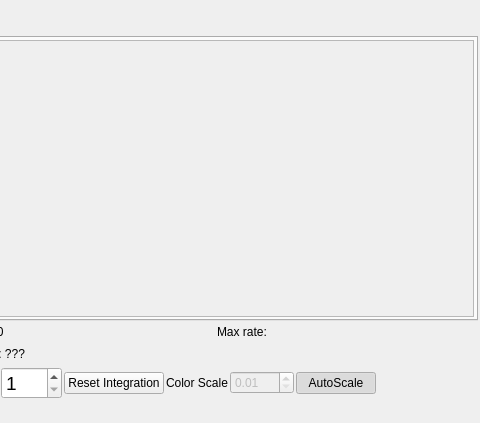
Qt form dastardcommander/ui/observe.ui (usnistgov/dastardcommander) before a commit; both pictures show x 266 to 746 and y 0 to 423 of the 746 by 423 pixel window.
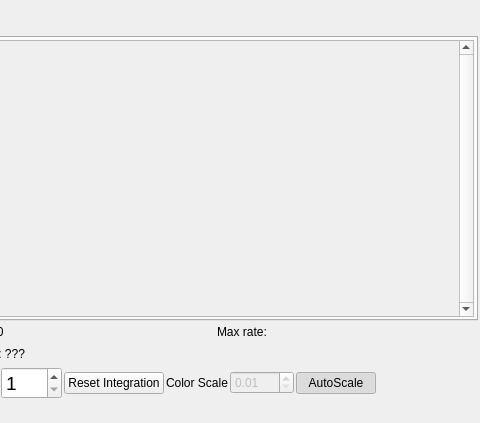
The same form after that commit.

Commit message: Try to make scroll bar work

Diff of the .ui file:
```diff
--- a/dastardcommander/ui/observe.ui
+++ b/dastardcommander/ui/observe.ui
@@ -58,6 +58,9 @@
          </property>
          <item>
           <widget class="QScrollArea" name="gridScrollArea">
+           <property name="verticalScrollBarPolicy">
+            <enum>Qt::ScrollBarAlwaysOn</enum>
+           </property>
            <property name="widgetResizable">
             <bool>true</bool>
            </property>
```
Left out of the diff: 2 changed lines with no effect on the pictures.
